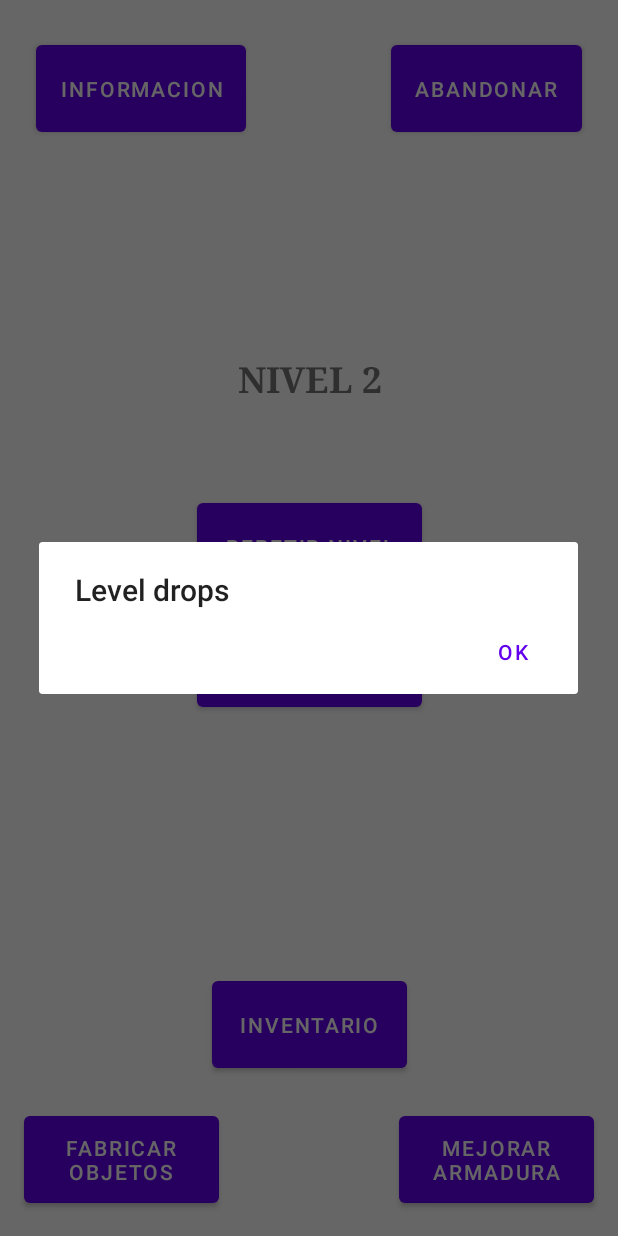
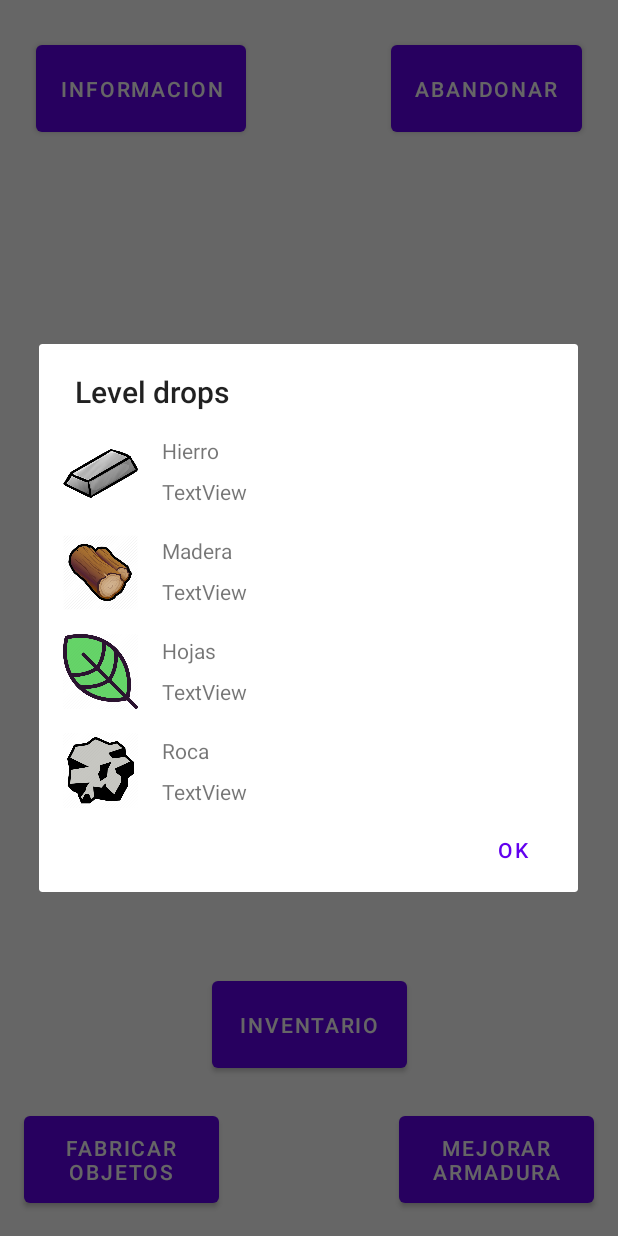
Before and after one commit to SergioVelaAlfajarin/Dungeon-Master, an Android app: the RestZoneActivity screen opened directly, with no data from a screen before it, after a tap on "INFORMACION", on a phone screen of 412 x 824 dp. Run offline under Robolectric (Android 15) with nearby library versions, the phone set to English and light mode, and no system bars; 3 other taps on this screen came first.

Commit message:
empezado boton preview de drops

```diff
--- a/app/src/main/java/sva/dungmas/activities/RestZoneActivity.kt
+++ b/app/src/main/java/sva/dungmas/activities/RestZoneActivity.kt
@@ -3,7 +3,9 @@ package sva.dungmas.activities
 import android.content.Intent
 import androidx.appcompat.app.AppCompatActivity
 import android.os.Bundle
+import android.view.LayoutInflater
 import android.view.View
+import android.view.ViewGroup
 import android.widget.Button
 import android.widget.TextView
 import androidx.activity.OnBackPressedCallback
@@ -17,6 +19,7 @@ import sva.dungmas.dialogs.CustomDialog
 import sva.dungmas.dialogs.SimpleDialog
 import sva.dungmas.enums.Codes
 import sva.dungmas.game.Game
+import sva.dungmas.game.items.ItemPart
 import sva.dungmas.game.items.Storable
 
 class RestZoneActivity : AppCompatActivity() {
@@ -53,7 +56,7 @@ class RestZoneActivity : AppCompatActivity() {
             }
             Codes.BATTLE_WON.code -> {
                 btnRepeatLevel.isEnabled = true
-                val itemsDropped: HashMap<Storable, Int> = Game.getLevelDrop()
+                val itemsDropped: HashMap<ItemPart, Int> = Game.getLevelDrop()
                 //TODO informar al usuario de los objetos dropeados (custom dialog?)
                 //Game.player.addItemsToInventory(itemsDropped)
                 updateLblLevel()
@@ -83,8 +86,12 @@ class RestZoneActivity : AppCompatActivity() {
 
     private fun btnLevelInfoClick(v: View){
         //TODO hacer que se muestren los items que se van a dropear
-        //hacer layout fija, ninguna recycler
-        CustomDialog("Level drops")
+        val view = layoutInflater.inflate(R.layout.item_preview_dialog, null)
+
+
+
+
+        CustomDialog("Level drops", view)
             .show(supportFragmentManager, ":::")
     }
 
--- a/app/src/main/java/sva/dungmas/dialogs/CustomDialog.kt
+++ b/app/src/main/java/sva/dungmas/dialogs/CustomDialog.kt
@@ -4,23 +4,23 @@ import android.app.AlertDialog
 import android.app.Dialog
 import android.content.DialogInterface
 import android.os.Bundle
+import android.view.View
 import androidx.fragment.app.DialogFragment
 import sva.dungmas.R
 import sva.dungmas.game.Game
 
 class CustomDialog(
-    private val title: String
+    private val title: String,
+    private val backgroundLayout: View
 ): DialogFragment(){
 
     override fun onCreateDialog(savedInstanceState: Bundle?): Dialog{
         val builder = AlertDialog.Builder(activity)
-        //val view = LayoutInflater.from(context).inflate(R.layout.simple_message_dialog, null)
-        //https://stackoverflow.com/questions/22214243/custom-dialog-fragment
+        builder.setView(backgroundLayout)
         builder.setTitle(title)
         builder.setPositiveButton("Ok"){ dialogInterface: DialogInterface?, i: Int ->
             dismiss()
         }
-        val dialog = builder.create()
-        return dialog
+        return builder.create()
     }
 }
--- a/app/src/main/java/sva/dungmas/game/Game.kt
+++ b/app/src/main/java/sva/dungmas/game/Game.kt
@@ -47,9 +47,9 @@ object Game {
         }
     }
 
-    fun getLevelDrop(): HashMap<Storable, Int> { //always be itempart
-        val items: ArrayList<Storable> = bdManager.getDroppableItems()
-        val hashMap: HashMap<Storable, Int> = hashMapOf()
+    fun getLevelDrop(): HashMap<ItemPart, Int> {
+        val items: List<ItemPart> = bdManager.getItemsPart()
+        val hashMap: HashMap<ItemPart, Int> = hashMapOf()
         val qnty = (level * (if(easyMode) 1.5 else 3.0)).toInt()
         items.forEach{
             hashMap[it] = qnty
--- /dev/null
+++ b/app/src/main/res/layout/item_preview_dialog.xml
@@ -0,0 +1,128 @@
+<?xml version="1.0" encoding="utf-8"?>
+<androidx.constraintlayout.widget.ConstraintLayout xmlns:android="http://schemas.android.com/apk/res/android"
+    xmlns:app="http://schemas.android.com/apk/res-auto"
+    xmlns:tools="http://schemas.android.com/tools"
+    android:layout_width="match_parent"
+    android:layout_height="match_parent">
+
+    <TextView
+        android:id="@+id/lblQntyRock"
+        android:layout_width="wrap_content"
+        android:layout_height="wrap_content"
+        android:layout_marginStart="16dp"
+        android:layout_marginTop="8dp"
+        android:text="TextView"
+        app:layout_constraintStart_toEndOf="@+id/imageView3"
+        app:layout_constraintTop_toBottomOf="@+id/textView9" />
+
+    <TextView
+        android:id="@+id/textView9"
+        android:layout_width="wrap_content"
+        android:layout_height="wrap_content"
+        android:layout_marginStart="16dp"
+        android:layout_marginTop="20dp"
+        android:text="@string/itemName_rock"
+        app:layout_constraintStart_toEndOf="@+id/imageView3"
+        app:layout_constraintTop_toBottomOf="@+id/lblQntyLeaves" />
+
+    <TextView
+        android:id="@+id/lblQntyLeaves"
+        android:layout_width="wrap_content"
+        android:layout_height="wrap_content"
+        android:layout_marginStart="16dp"
+        android:layout_marginTop="8dp"
+        android:text="TextView"
+        app:layout_constraintStart_toEndOf="@+id/imageView2"
+        app:layout_constraintTop_toBottomOf="@+id/textView7" />
+
+    <TextView
+        android:id="@+id/textView7"
+        android:layout_width="wrap_content"
+        android:layout_height="wrap_content"
+        android:layout_marginStart="16dp"
+        android:layout_marginTop="20dp"
+        android:text="@string/itemName_leaves"
+        app:layout_constraintStart_toEndOf="@+id/imageView2"
+        app:layout_constraintTop_toBottomOf="@+id/lblQntyWood" />
+
+    <TextView
+        android:id="@+id/textView6"
+        android:layout_width="wrap_content"
+        android:layout_height="wrap_content"
+        android:layout_marginStart="16dp"
+        android:layout_marginTop="20dp"
+        android:text="@string/itemName_wood"
+        app:layout_constraintStart_toEndOf="@+id/imageView1"
+        app:layout_constraintTop_toBottomOf="@+id/lblQntyIron" />
+
+    <TextView
+        android:id="@+id/lblQntyWood"
+        android:layout_width="wrap_content"
+        android:layout_height="wrap_content"
+        android:layout_marginStart="16dp"
+        android:layout_marginTop="8dp"
+        android:text="TextView"
+        app:layout_constraintStart_toEndOf="@+id/imageView1"
+        app:layout_constraintTop_toBottomOf="@+id/textView6" />
+
+    <ImageView
+        android:id="@+id/imageView"
+        android:layout_width="50dp"
+        android:layout_height="50dp"
+        android:layout_marginStart="16dp"
+        android:layout_marginTop="16dp"
+        app:layout_constraintStart_toStartOf="parent"
+        app:layout_constraintTop_toTopOf="parent"
+        app:srcCompat="@drawable/iron" />
+
+    <ImageView
+        android:id="@+id/imageView3"
+        android:layout_width="50dp"
+        android:layout_height="50dp"
+        android:layout_marginStart="16dp"
+        android:layout_marginTop="16dp"
+        app:layout_constraintStart_toStartOf="parent"
+        app:layout_constraintTop_toBottomOf="@+id/imageView2"
+        app:srcCompat="@drawable/rock" />
+
+    <ImageView
+        android:id="@+id/imageView2"
+        android:layout_width="50dp"
+        android:layout_height="50dp"
+        android:layout_marginStart="16dp"
+        android:layout_marginTop="16dp"
+        app:layout_constraintStart_toStartOf="parent"
+        app:layout_constraintTop_toBottomOf="@+id/imageView1"
+        app:srcCompat="@drawable/leaves" />
+
+    <ImageView
+        android:id="@+id/imageView1"
+        android:layout_width="50dp"
+        android:layout_height="50dp"
+        android:layout_marginStart="16dp"
+        android:layout_marginTop="16dp"
+        app:layout_constraintStart_toStartOf="parent"
+        app:layout_constraintTop_toBottomOf="@+id/imageView"
+        app:srcCompat="@drawable/wood" />
+
+    <TextView
+        android:id="@+id/textView"
+        android:layout_width="wrap_content"
+        android:layout_height="wrap_content"
+        android:layout_marginStart="16dp"
+        android:layout_marginTop="16dp"
+        android:text="@string/itemName_iron"
+        app:layout_constraintStart_toEndOf="@+id/imageView"
+        app:layout_constraintTop_toTopOf="parent" />
+
+    <TextView
+        android:id="@+id/lblQntyIron"
+        android:layout_width="wrap_content"
+        android:layout_height="wrap_content"
+        android:layout_marginStart="16dp"
+        android:layout_marginTop="8dp"
+        android:text="TextView"
+        app:layout_constraintStart_toEndOf="@+id/imageView"
+        app:layout_constraintTop_toBottomOf="@+id/textView" />
+
+</androidx.constraintlayout.widget.ConstraintLayout>
--- a/app/src/main/res/values/strings.xml
+++ b/app/src/main/res/values/strings.xml
@@ -45,4 +45,8 @@
     <string name="exitGameMsg">Quieres abandonar la partida actual y perder todo el progreso?</string>
     <string name="cancelOp">Cancelar</string>
     <string name="exitOp">Salir</string>
+    <string name="itemName_wood">Madera</string>
+    <string name="itemName_iron">Hierro</string>
+    <string name="itemName_leaves">Hojas</string>
+    <string name="itemName_rock">Roca</string>
 </resources>
```
Also changed, not shown: app/src/main/java/sva/dungmas/bbdd/BDManager.kt (+32 -9 lines), app/src/main/java/sva/dungmas/game/entities/Inventory.kt (+3 -22 lines), app/src/main/java/sva/dungmas/game/items/Item.kt (+14 -10 lines), app/src/main/java/sva/dungmas/game/items/ItemPart.kt (+13 -1 lines), 2 other files.
